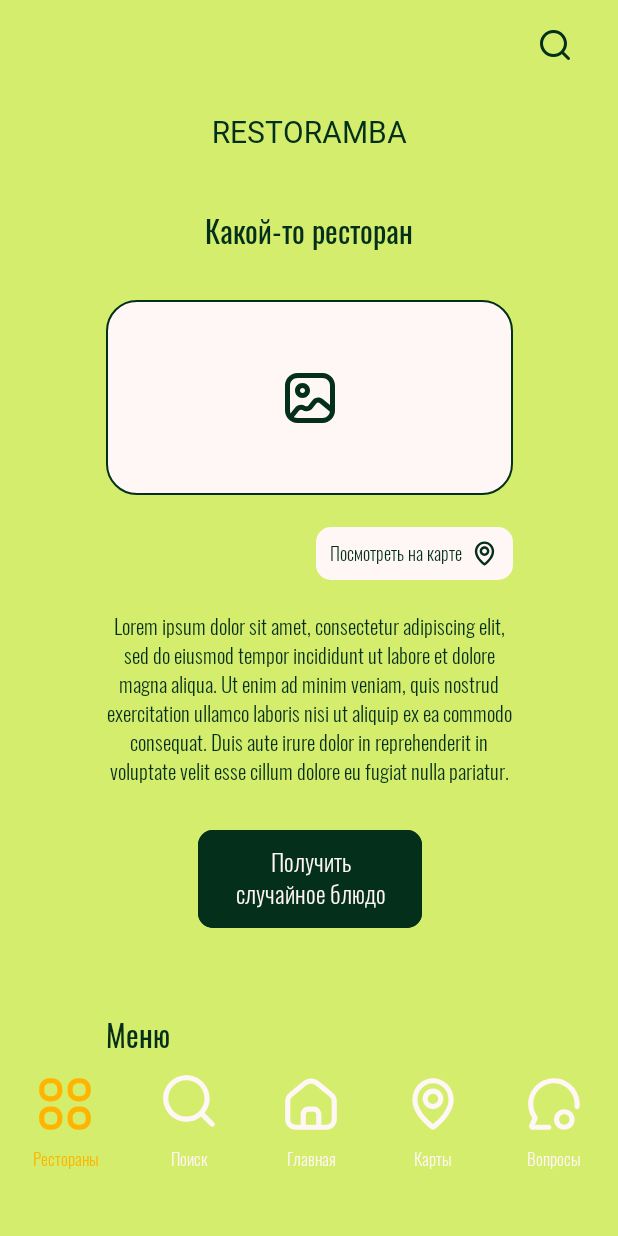
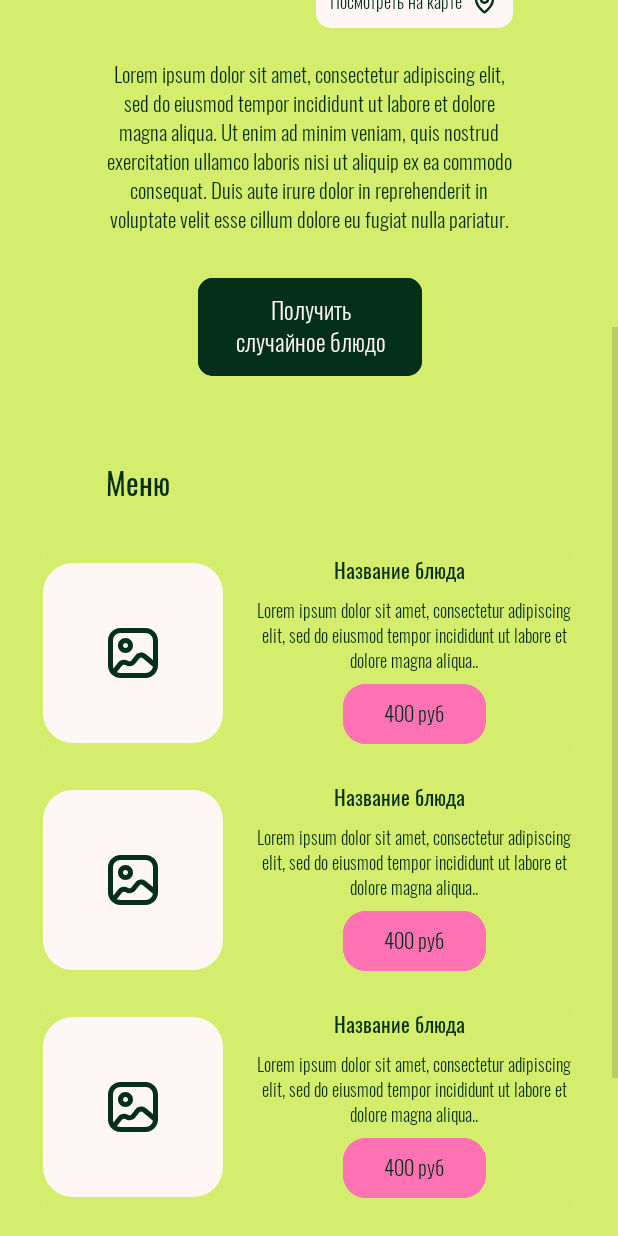
Before and after one commit to YaEtoTui/RestorambaApp, an Android app: the layout fragment_restaurant.xml on its own in the app's theme, with its tools: preview values and no code run, on a phone screen of 412 x 824 dp. Run offline under Robolectric (Android 15) with nearby library versions, the phone set to English and light mode, and no system bars.

Commit message:
fix project

```diff
--- /dev/null
+++ b/app/src/main/java/balacods/pp/restorambaapp/retrofit/domain/dto/MenuData.kt
@@ -0,0 +1,20 @@
+package balacods.pp.restorambaapp.retrofit.domain.dto
+
+import com.google.gson.annotations.SerializedName
+
+data class MenuData(
+    @SerializedName("dishes_id")
+    val dishesId: Int,
+    @SerializedName("restaurant_id")
+    val restaurantId: Int,
+    @SerializedName("dish_name")
+    val dishName: String,
+    @SerializedName("dish_description")
+    val dishDescription: String,
+    @SerializedName("dish_price")
+    val dishPrice: String,
+    @SerializedName("dish_weight")
+    val dishWeight: Float,
+    @SerializedName("dish_type")
+    val dishType: String
+)
--- a/app/src/main/res/layout/fragment_restaurant.xml
+++ b/app/src/main/res/layout/fragment_restaurant.xml
@@ -147,6 +147,18 @@
                 app:layout_constraintStart_toStartOf="@+id/tvDesc"
                 app:layout_constraintTop_toBottomOf="@+id/idButtonGetRandomDish" />
 
+            <androidx.recyclerview.widget.RecyclerView
+                android:id="@+id/idListDishes"
+                android:layout_width="wrap_content"
+                android:layout_height="match_parent"
+                android:layout_marginTop="33dp"
+                android:layout_marginBottom="72dp"
+                app:layoutManager="androidx.recyclerview.widget.LinearLayoutManager"
+                app:layout_constraintBottom_toBottomOf="parent"
+                app:layout_constraintEnd_toEndOf="parent"
+                app:layout_constraintStart_toStartOf="parent"
+                app:layout_constraintTop_toBottomOf="@+id/tvMenu"
+                tools:listitem="@layout/item_list_dishes" />
 
         </androidx.constraintlayout.widget.ConstraintLayout>
 
@@ -168,7 +180,7 @@
                 android:drawablePadding="8dp"
                 android:gravity="center|top"
                 android:text="@string/restaurants"
-                android:textAppearance="@style/nav_text"
+                android:textAppearance="@style/nav_text_green"
                 android:textColor="@color/orange"
                 app:drawableTint="@color/orange"
                 app:drawableTopCompat="@drawable/food_restaurants"
@@ -182,7 +194,9 @@
                 android:drawablePadding="10dp"
                 android:gravity="center|top"
                 android:text="@string/search_nav"
-                android:textAppearance="@style/nav_text"
+                android:textAppearance="@style/nav_text_green"
+                android:textColor="@color/black_green"
+                app:drawableTint="@color/black_green"
                 app:drawableTopCompat="@drawable/icon_search_41_41"
                 app:layout_constraintBottom_toBottomOf="@+id/idNavRestaurants"
                 app:layout_constraintEnd_toStartOf="@+id/idNavMain"
@@ -195,7 +209,8 @@
                 android:drawablePadding="8dp"
                 android:gravity="center|top"
                 android:text="@string/main_nav"
-                android:textAppearance="@style/nav_text"
+                android:textAppearance="@style/nav_text_green"
+                app:drawableTint="@color/black_green"
                 app:drawableTopCompat="@drawable/icon_main_home"
                 app:layout_constraintBottom_toBottomOf="@+id/idNavSearch"
                 app:layout_constraintEnd_toStartOf="@+id/idNavQuestions"
@@ -208,7 +223,8 @@
                 android:drawablePadding="8dp"
                 android:gravity="center|top"
                 android:text="@string/maps_nav"
-                android:textAppearance="@style/nav_text"
+                android:textAppearance="@style/nav_text_green"
+                app:drawableTint="@color/black_green"
                 app:drawableTopCompat="@drawable/icon_location_41_41"
                 app:layout_constraintBottom_toBottomOf="@+id/idNavMain"
                 app:layout_constraintEnd_toStartOf="@+id/idNavQuestions"
@@ -222,7 +238,8 @@
                 android:drawablePadding="8dp"
                 android:gravity="center|top"
                 android:text="@string/question"
-                android:textAppearance="@style/nav_text"
+                android:textAppearance="@style/nav_text_green"
+                app:drawableTint="@color/black_green"
                 app:drawableTopCompat="@drawable/icon_question_41_41"
                 app:layout_constraintBottom_toBottomOf="@+id/idNavMap"
                 app:layout_constraintEnd_toEndOf="parent" />
--- /dev/null
+++ b/app/src/main/res/layout/item_list_dishes.xml
@@ -0,0 +1,74 @@
+<?xml version="1.0" encoding="utf-8"?>
+<androidx.cardview.widget.CardView xmlns:android="http://schemas.android.com/apk/res/android"
+    xmlns:app="http://schemas.android.com/apk/res-auto"
+    xmlns:tools="http://schemas.android.com/tools"
+    android:id="@+id/cView"
+    android:layout_width="355dp"
+    android:layout_height="wrap_content"
+    android:layout_marginBottom="21dp"
+    app:cardElevation="0dp">
+
+    <androidx.constraintlayout.widget.ConstraintLayout
+        android:id="@+id/rectangle_2"
+        android:layout_width="match_parent"
+        android:layout_height="match_parent"
+        android:background="@color/white_green">
+
+        <TextView
+            android:id="@+id/tvTitleRestaurant"
+            android:layout_width="wrap_content"
+            android:layout_height="wrap_content"
+            android:text="@string/name_dish"
+            android:textAppearance="@style/title_dishes"
+            app:layout_constraintEnd_toEndOf="parent"
+            app:layout_constraintStart_toEndOf="@+id/imPhoto"
+            app:layout_constraintTop_toTopOf="parent" />
+
+        <ImageView
+            android:id="@+id/imPhoto"
+            android:layout_width="120dp"
+            android:layout_height="120dp"
+            app:layout_constraintBottom_toBottomOf="@+id/idButtonAgree"
+            app:layout_constraintStart_toStartOf="parent"
+            app:layout_constraintTop_toTopOf="@+id/tvTitleRestaurant"
+            app:srcCompat="@drawable/rectangle_fontlist_item_restaurant_photo" />
+
+        <ImageView
+            android:id="@+id/imPhotoIcon"
+            android:layout_width="wrap_content"
+            android:layout_height="wrap_content"
+            app:layout_constraintBottom_toBottomOf="@+id/imPhoto"
+            app:layout_constraintEnd_toEndOf="@+id/imPhoto"
+            app:layout_constraintStart_toStartOf="@+id/imPhoto"
+            app:layout_constraintTop_toTopOf="@+id/imPhoto"
+            app:srcCompat="@drawable/photo_icon_40_40" />
+
+        <TextView
+            android:id="@+id/tvDesc"
+            android:layout_width="0dp"
+            android:layout_height="wrap_content"
+            android:layout_marginStart="19dp"
+            android:layout_marginTop="8dp"
+            android:gravity="center"
+            android:text="@string/text_dish_example"
+            android:textAppearance="@style/show_on_map"
+            app:layout_constraintEnd_toEndOf="parent"
+            app:layout_constraintStart_toEndOf="@+id/imPhoto"
+            app:layout_constraintTop_toBottomOf="@+id/tvTitleRestaurant" />
+
+        <Button
+            android:id="@+id/idButtonAgree"
+            android:layout_width="95dp"
+            android:layout_height="wrap_content"
+            android:layout_marginTop="3dp"
+            android:backgroundTint="@drawable/button_bg_color_instructions"
+            android:text="@string/sum"
+            android:textAppearance="@style/instructions_text"
+            android:textColor="@drawable/button_text_color_instructions"
+            app:cornerRadius="15dp"
+            app:layout_constraintEnd_toEndOf="@+id/tvDesc"
+            app:layout_constraintStart_toStartOf="@+id/tvDesc"
+            app:layout_constraintTop_toBottomOf="@+id/tvDesc" />
+
+    </androidx.constraintlayout.widget.ConstraintLayout>
+</androidx.cardview.widget.CardView>
--- a/app/src/main/res/layout/item_list_restaurants.xml
+++ b/app/src/main/res/layout/item_list_restaurants.xml
@@ -30,7 +30,7 @@
             android:id="@+id/imPhoto"
             android:layout_width="120dp"
             android:layout_height="120dp"
-            android:layout_marginLeft="27dp"
+            android:layout_marginStart="27dp"
             android:layout_marginTop="8dp"
             app:layout_constraintStart_toStartOf="parent"
             app:layout_constraintTop_toBottomOf="@+id/tvTitleRestaurant"
--- a/app/src/main/res/values/strings.xml
+++ b/app/src/main/res/values/strings.xml
@@ -44,12 +44,17 @@
     <string name="text_restaurant_example">
         Lorem ipsum dolor sit amet, consectetur adipiscing elit, sed do eiusmod tempor incididunt ut labore et dolore magna aliqua. Ut enim ad minim veniam, quis nostrud exercitation ullamco laboris nisi ut aliquip ex ea commodo consequat. Duis aute irure dolor in reprehenderit in voluptate velit esse cillum dolore eu fugiat nulla pariatur.
     </string>
+    <string name="text_dish_example">
+        Lorem ipsum dolor sit amet, consectetur adipiscing elit, sed do eiusmod tempor incididunt ut labore et dolore magna aliqua..
+    </string>
     <string name="question_instructions">Вы готовы использовать RESTORAMBA?</string>
     <string name="yes">ДА!</string>
+    <string name="sum">400 руб</string>
     <string name="rest">Какой-то ресторан</string>
     <string name="path_to_me">Расстояние до вас: 700м</string>
     <string name="show_on_map">Посмотреть на карте</string>
     <string name="menu">Меню</string>
+    <string name="name_dish">Название блюда</string>
     <!-- TODO: Remove or change this placeholder text -->
     <string name="hello_blank_fragment">Hello blank fragment</string>
 </resources>
--- a/app/src/main/res/values/styles.xml
+++ b/app/src/main/res/values/styles.xml
@@ -20,6 +20,12 @@
     <style name="nav_text">
         <item name="android:textSize">11sp</item>
         <item name="android:textColor">@color/milk</item>
+        <item name="fontFamily">@font/oswald_light</item>
+    </style>
+
+    <style name="nav_text_green">
+        <item name="android:textSize">11sp</item>
+        <item name="android:textColor">@color/black_green</item>
         <item name="fontFamily">@font/oswald_light</item>
     </style>
 
@@ -53,4 +59,10 @@
         <item name="fontFamily">@font/oswald_regular</item>
     </style>
 
+    <style name="title_dishes">
+        <item name="android:textSize">14sp</item>
+        <item name="android:textColor">@color/black_green</item>
+        <item name="fontFamily">@font/oswald_regular</item>
+    </style>
+
 </resources>
```
